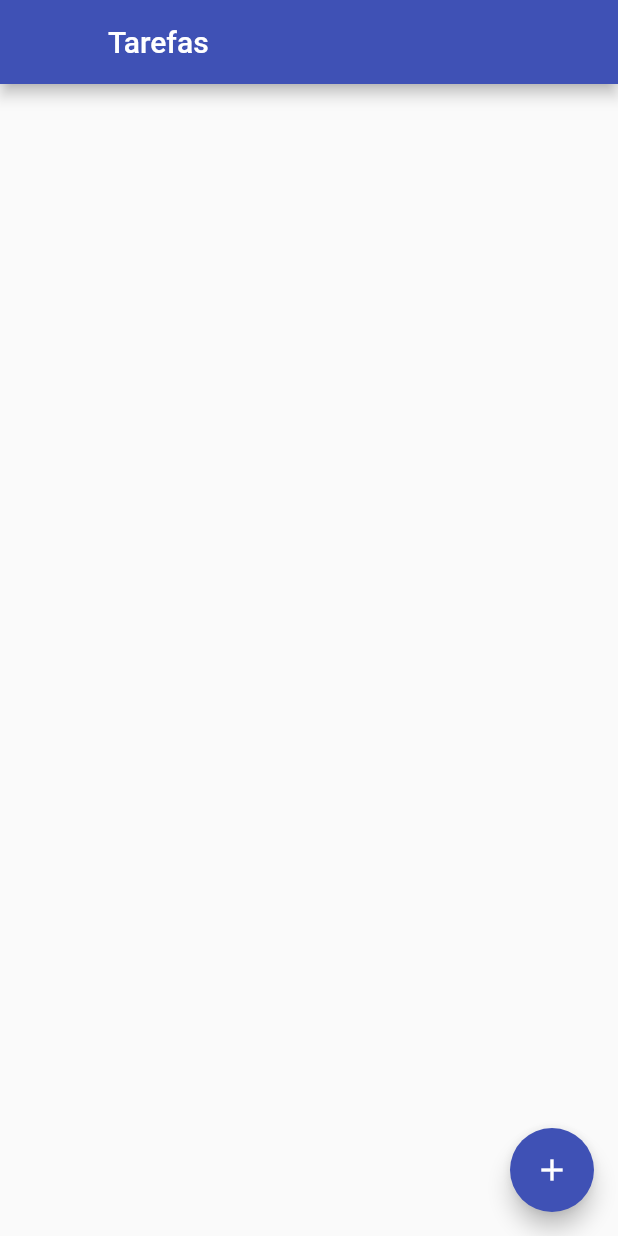
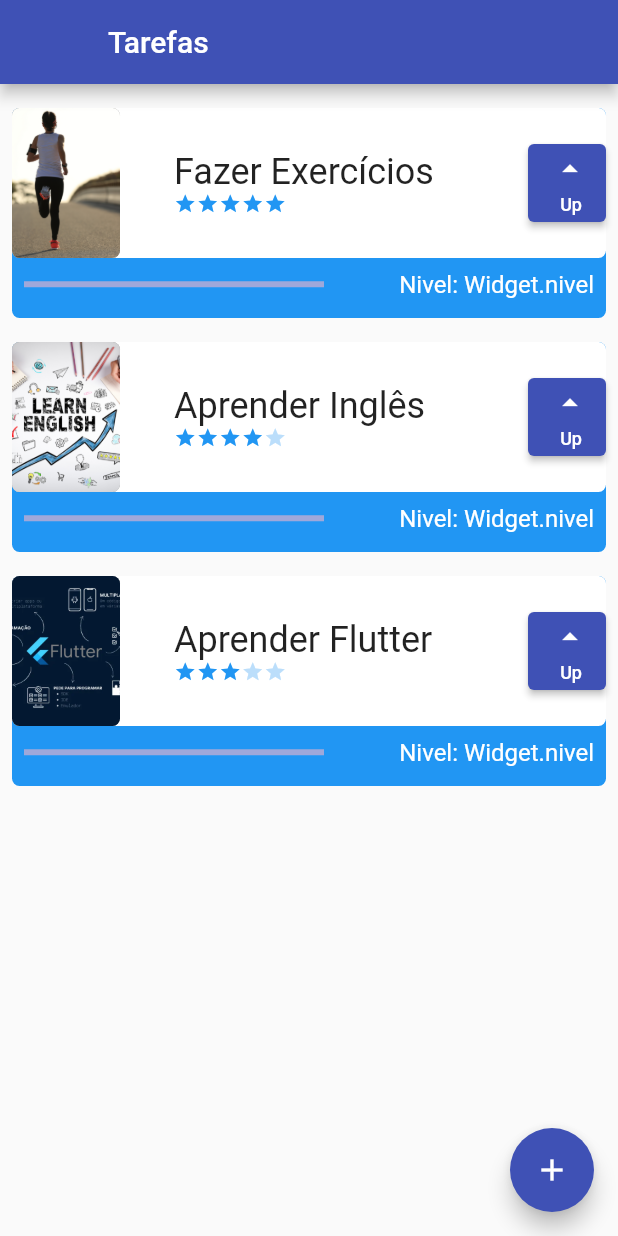
Before and after one commit to ovelhoandre/primeiro_flutter, a Flutter app: the screen it shows after launch, on a phone screen of 412 x 824 dp. Run offline on Flutter 3.47's test engine with Material 2 defaults, Android fonts, the phone set to English and light mode, and no system bars.

Commit message:
Inclusao da nova task

```diff
--- a/lib/components/task.dart
+++ b/lib/components/task.dart
@@ -6,14 +6,22 @@ class Task extends StatefulWidget {
   final String foto;
   final int dificuldade;
 
-  const Task(this.nome, this.foto, this.dificuldade, {super.key});
+  Task(this.nome, this.foto, this.dificuldade, {super.key});
+
+  int nivel = 0;
 
   @override
   State<Task> createState() => _TaskState();
 }
 
 class _TaskState extends State<Task> {
-  int nivel = 0;
+
+  bool assetOrNetwork() {
+    if (widget.foto.contains('http')) {
+      return false;
+    }
+    return true;
+  }
 
   @override
   Widget build(BuildContext context) {
@@ -48,10 +56,15 @@ class _TaskState extends State<Task> {
                       width: 72,
                       child: ClipRRect(
                         borderRadius: BorderRadius.circular(5),
-                        child: Image.asset(
-                          widget.foto,
-                          fit: BoxFit.cover,
-                        ),
+                        child: assetOrNetwork()
+                            ? Image.asset(
+                                widget.foto,
+                                fit: BoxFit.cover,
+                              )
+                            : Image.network(
+                                widget.foto,
+                                fit: BoxFit.cover,
+                              ),
                       ),
                     ),
                     Column(
@@ -79,7 +92,7 @@ class _TaskState extends State<Task> {
                       child: ElevatedButton(
                           onPressed: () {
                             setState(() {
-                              nivel++;
+                              widget.nivel++;
                             });
                             //print(nivel);
                           },
@@ -110,14 +123,14 @@ class _TaskState extends State<Task> {
                       child: LinearProgressIndicator(
                         color: Colors.white,
                         value: (widget.dificuldade > 0)
-                            ? nivel / (10 * widget.dificuldade)
+                            ? widget.nivel / (10 * widget.dificuldade)
                             : 1,
                       ),
                     ),
                   ),
                   Padding(
                     padding: const EdgeInsets.all(8.0),
-                    child: Text('Nivel: $nivel',
+                    child: Text('Nivel: $widget.nivel',
                         style:
                             const TextStyle(color: Colors.white, fontSize: 16)),
                   ),
--- a/lib/main.dart
+++ b/lib/main.dart
@@ -1,5 +1,5 @@
 import 'package:flutter/material.dart';
-import 'package:primeiro_flutter/screens/form_screen.dart';
+import 'package:primeiro_flutter/data/task_inherited.dart';
 import 'package:primeiro_flutter/screens/initial_screen.dart';
 
 void main() {
@@ -16,13 +16,7 @@ class MyApp extends StatelessWidget {
       theme: ThemeData(
         primarySwatch: Colors.indigo,
       ),
-      //home: const InitialScreen(),
-      //home: const FormScreen(),
-      initialRoute: "/",
-      routes: {
-        "/": (context) => InitialScreen(),
-        "/form": (context) => FormScreen(),
-      },
+      home: TaskInherited(child: const InitialScreen()),
     );
   }
 }
--- a/lib/screens/initial_screen.dart
+++ b/lib/screens/initial_screen.dart
@@ -1,5 +1,5 @@
 import 'package:flutter/material.dart';
-import 'package:primeiro_flutter/components/task.dart';
+import 'package:primeiro_flutter/data/task_inherited.dart';
 import 'package:primeiro_flutter/screens/form_screen.dart';
 
 class InitialScreen extends StatefulWidget {
@@ -18,18 +18,13 @@ class _InitialScreenState extends State<InitialScreen> {
         title: const Text('Tarefas'),
       ),
       body: ListView(
-        children: const [
-
-          SizedBox(
-            height: 80,
-          )
-        ],
+        children: TaskInherited.of(context).taskList,
+        padding: const EdgeInsets.only(top: 8, bottom: 70),
       ),
       floatingActionButton: FloatingActionButton(
         onPressed: () {
-          // Navigator.push(
-          //     context, MaterialPageRoute(builder: (context) => FormScreen()));
-          Navigator.of(context).pushNamed("/form");
+          Navigator.push(
+              context, MaterialPageRoute(builder: (contextNew) => FormScreen(context)));
         },
         child: const Icon(Icons.add),
       ),
```
Also changed, not shown: lib/data/task_inherited.dart (+5 -5 lines), lib/screens/form_screen.dart (+37 -16 lines).
